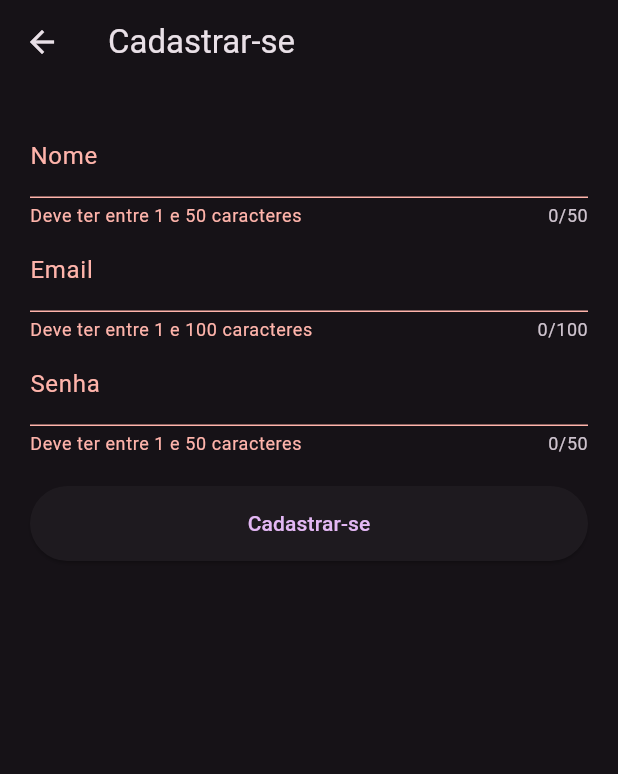
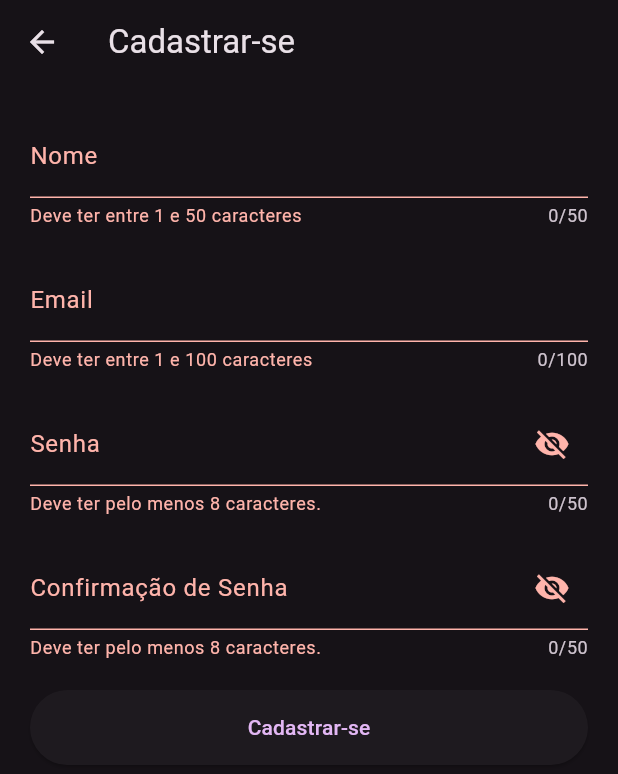
Before and after one commit to paivajonathan/musicfy, a Flutter app: the RegisterScreen screen opened directly, after a tap on "Cadastrar-se", on a phone screen of 412 x 824 dp. Shown: the top 774 px of the screen. Run offline on Flutter 3.47's test engine with Material 3 defaults, Android fonts, the phone set to English and light mode, and no system bars; our stand-ins replace firebase_auth, firebase_core, flutter_riverpod, google_sign_in; accounts and stored records are empty.

Commit message:
feat: update login and register screen password validation

```diff
--- a/lib/screens/register.dart
+++ b/lib/screens/register.dart
@@ -15,6 +15,10 @@ class _RegisterScreenState extends State<RegisterScreen> {
   var _enteredName = "";
   var _enteredEmail = "";
   var _enteredPassword = "";
+  var _enteredPasswordConfirmation = "";
+
+  bool _isPasswordVisible = false;
+  bool _isPasswordConfirmationVisible = false;
 
   bool _isButtonLoading = false;
 
@@ -140,12 +144,16 @@ class _RegisterScreenState extends State<RegisterScreen> {
                       _enteredName = value!;
                     },
                   ),
+                  const SizedBox(
+                    height: 20,
+                  ),
                   TextFormField(
                     maxLength: 100,
                     decoration: const InputDecoration(
                       label: Text('Email'),
                     ),
                     initialValue: _enteredEmail,
+                    keyboardType: TextInputType.emailAddress,
                     validator: (value) {
                       if (value == null ||
                           value.isEmpty ||
@@ -163,23 +171,87 @@ class _RegisterScreenState extends State<RegisterScreen> {
                       _enteredEmail = value!;
                     },
                   ),
+                  const SizedBox(
+                    height: 20,
+                  ),
                   TextFormField(
                     maxLength: 50,
-                    decoration: const InputDecoration(
-                      label: Text('Senha'),
+                    decoration: InputDecoration(
+                      label: const Text('Senha'),
+                      suffixIcon: IconButton(
+                        onPressed: () {
+                          setState(() {
+                            _isPasswordVisible = !_isPasswordVisible;
+                          });
+                        },
+                        icon: Icon(
+                          _isPasswordVisible
+                              ? Icons.visibility
+                              : Icons.visibility_off,
+                        ),
+                      ),
                     ),
+                    obscureText: !_isPasswordVisible,
                     initialValue: _enteredPassword,
-                    obscureText: true,
                     validator: (value) {
-                      if (value == null ||
-                          value.isEmpty ||
-                          value.trim().length > 50) {
-                        return 'Deve ter entre 1 e 50 caracteres';
+                      if (value == null || value.isEmpty || value.trim().length < 8) {
+                        return 'Deve ter pelo menos 8 caracteres.';
                       }
+
+                      if (value.trim().length > 50) {
+                        return 'Deve ter no máximo 50 caracteres';
+                      }
+
+                      if (value != _enteredPasswordConfirmation) {
+                        return 'As senhas não coincidem';
+                      }
+
                       return null;
                     },
-                    onSaved: (value) {
-                      _enteredPassword = value!;
+                    onChanged: (value) {
+                      _enteredPassword = value;
+                    },
+                  ),
+                  const SizedBox(
+                    height: 20,
+                  ),
+                  TextFormField(
+                    maxLength: 50,
+                    decoration: InputDecoration(
+                      label: const Text('Confirmação de Senha'),
+                      suffixIcon: IconButton(
+                        onPressed: () {
+                          setState(() {
+                            _isPasswordConfirmationVisible =
+                                !_isPasswordConfirmationVisible;
+                          });
+                        },
+                        icon: Icon(
+                          _isPasswordConfirmationVisible
+                              ? Icons.visibility
+                              : Icons.visibility_off,
+                        ),
+                      ),
+                    ),
+                    obscureText: !_isPasswordConfirmationVisible,
+                    initialValue: _enteredPasswordConfirmation,
+                    validator: (value) {
+                      if (value == null || value.isEmpty || value.trim().length < 8) {
+                        return 'Deve ter pelo menos 8 caracteres.';
+                      }
+
+                      if (value.trim().length > 50) {
+                        return 'Deve ter no máximo 50 caracteres';
+                      }
+
+                      if (value != _enteredPassword) {
+                        return 'As senhas não coincidem';
+                      }
+
+                      return null;
+                    },
+                    onChanged: (value) {
+                      _enteredPasswordConfirmation = value;
                     },
                   ),
                   const SizedBox(
```
Also changed, not shown: lib/screens/login.dart (+27 -5 lines).
